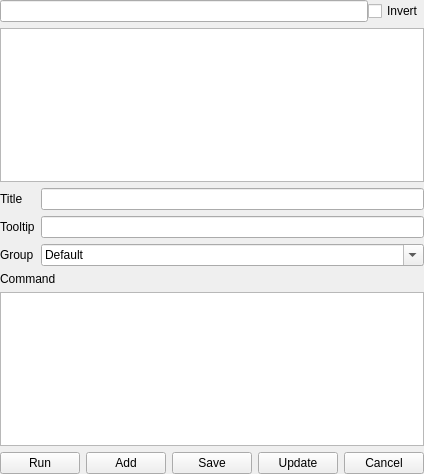
Qt form src/plugins/QuickCommands/qcwidget.ui (KDE/konsole) before a commit.
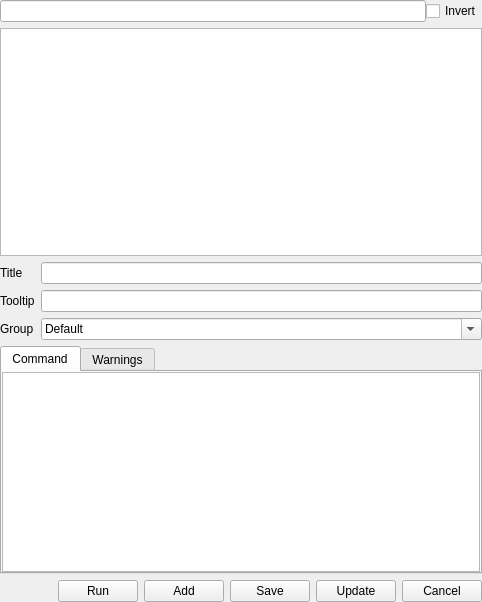
The same form after that commit.

Commit message: Add a panel for shellsheck.

The edit to the form file:
```diff
--- a/src/plugins/QuickCommands/qcwidget.ui
+++ b/src/plugins/QuickCommands/qcwidget.ui
@@ -6,8 +6,8 @@
    <rect>
     <x>0</x>
     <y>0</y>
-    <width>424</width>
-    <height>474</height>
+    <width>482</width>
+    <height>602</height>
    </rect>
   </property>
   <property name="windowTitle">
@@ -128,8 +128,36 @@
     </widget>
    </item>
    <item>
+    <widget class="QTabWidget" name="tabWidget">
+     <property name="currentIndex">
+      <number>0</number>
+     </property>
+     <widget class="QWidget" name="tab">
+      <attribute name="title">
+       <string>Command</string>
+      </attribute>
+      <layout class="QVBoxLayout" name="verticalLayout_3">
+       <property name="spacing">
+        <number>0</number>
+       </property>
+       <property name="leftMargin">
+        <number>0</number>
+       </property>
+       <property name="topMargin">
+        <number>0</number>
+       </property>
+       <property name="rightMargin">
+        <number>0</number>
+       </property>
+       <property name="bottomMargin">
+        <number>0</number>
+       </property>
+       <item>
     <widget class="QWidget" name="widget" native="true">
      <layout class="QVBoxLayout" name="verticalLayout">
+          <property name="spacing">
+           <number>0</number>
+          </property>
       <property name="leftMargin">
        <number>0</number>
       </property>
@@ -142,16 +170,6 @@
       <property name="bottomMargin">
        <number>0</number>
       </property>
-      <item>
-       <widget class="QLabel" name="label_2">
-        <property name="text">
-         <string>Command</string>
-        </property>
-        <property name="textFormat">
-         <enum>Qt::PlainText</enum>
-        </property>
-       </widget>
-      </item>
       <item>
        <widget class="QPlainTextEdit" name="command">
         <property name="plainText">
@@ -160,6 +178,35 @@
        </widget>
       </item>
      </layout>
+        </widget>
+       </item>
+      </layout>
+     </widget>
+     <widget class="QWidget" name="tab_2">
+      <attribute name="title">
+       <string>Warnings</string>
+      </attribute>
+      <layout class="QVBoxLayout" name="verticalLayout_4">
+       <property name="spacing">
+        <number>0</number>
+       </property>
+       <property name="leftMargin">
+        <number>0</number>
+       </property>
+       <property name="topMargin">
+        <number>0</number>
+       </property>
+       <property name="rightMargin">
+        <number>0</number>
+       </property>
+       <property name="bottomMargin">
+        <number>0</number>
+       </property>
+       <item>
+        <widget class="QPlainTextEdit" name="plainTextEdit"/>
+       </item>
+      </layout>
+     </widget>
     </widget>
    </item>
    <item>
```
Lines whose indentation alone changed are shown as unchanged.
